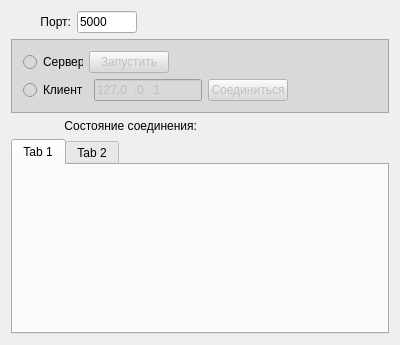
This is iprecorderwgt.ui in VorobetsRoman/ipRecorder as Qt 5 draws it before an edit. The edited form follows.
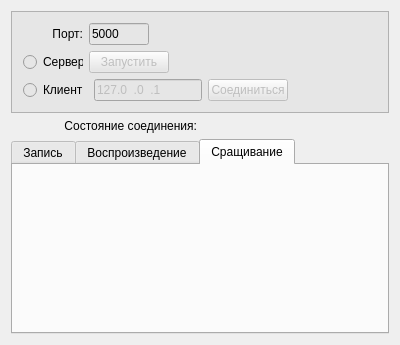
This is the edited form. The open tabs and pages were chosen to show the change. Custom widgets are drawn as their Qt base class.

Commit message:
Added class splitFofm, methods are clear
project for new feature, allows split recorded files

Diff of the .ui file:
```diff
--- a/iprecorderwgt.ui
+++ b/iprecorderwgt.ui
@@ -15,6 +15,18 @@
   </property>
   <layout class="QVBoxLayout" name="verticalLayout_5">
    <item>
+    <widget class="QFrame" name="frame">
+     <property name="styleSheet">
+      <string notr="true">background-color: rgb(230, 230, 230);</string>
+     </property>
+     <property name="frameShape">
+      <enum>QFrame::StyledPanel</enum>
+     </property>
+     <property name="frameShadow">
+      <enum>QFrame::Raised</enum>
+     </property>
+     <layout class="QVBoxLayout" name="verticalLayout_2">
+      <item>
     <layout class="QHBoxLayout" name="horizontalLayout_3">
      <item>
       <widget class="QLabel" name="label">
@@ -70,18 +82,6 @@
     </layout>
    </item>
    <item>
-    <widget class="QFrame" name="frame">
-     <property name="styleSheet">
-      <string notr="true">background-color: rgb(217, 217, 217);</string>
-     </property>
-     <property name="frameShape">
-      <enum>QFrame::StyledPanel</enum>
-     </property>
-     <property name="frameShadow">
-      <enum>QFrame::Raised</enum>
-     </property>
-     <layout class="QVBoxLayout" name="verticalLayout_2">
-      <item>
        <layout class="QHBoxLayout" name="horizontalLayout">
         <item>
          <widget class="QRadioButton" name="rbServerChoice">
@@ -215,9 +215,12 @@
      <property name="currentIndex">
       <number>0</number>
      </property>
+     <property name="documentMode">
+      <bool>false</bool>
+     </property>
      <widget class="QWidget" name="tab">
       <attribute name="title">
-       <string>Tab 1</string>
+       <string>Запись</string>
       </attribute>
       <layout class="QVBoxLayout" name="verticalLayout_3">
        <item>
@@ -227,7 +230,7 @@
      </widget>
      <widget class="QWidget" name="tab_2">
       <attribute name="title">
-       <string>Tab 2</string>
+       <string>Воспроизведение</string>
       </attribute>
       <layout class="QVBoxLayout" name="verticalLayout_4">
        <item>
@@ -235,6 +238,16 @@
        </item>
       </layout>
      </widget>
+     <widget class="QWidget" name="tab_3">
+      <attribute name="title">
+       <string>Сращивание</string>
+      </attribute>
+      <layout class="QGridLayout" name="gridLayout">
+       <item row="0" column="0">
+        <widget class="SplitForm" name="widget" native="true"/>
+       </item>
+      </layout>
+     </widget>
     </widget>
    </item>
   </layout>
@@ -253,6 +266,12 @@
    <header location="global">playerform.h</header>
    <container>1</container>
   </customwidget>
+  <customwidget>
+   <class>SplitForm</class>
+   <extends>QWidget</extends>
+   <header location="global">splitform.h</header>
+   <container>1</container>
+  </customwidget>
  </customwidgets>
  <resources/>
  <connections/>
```
Left out of the diff: 2 changed lines with no effect on the pictures. Lines whose indentation alone changed are shown as unchanged. The commit also changes 5 other files.
